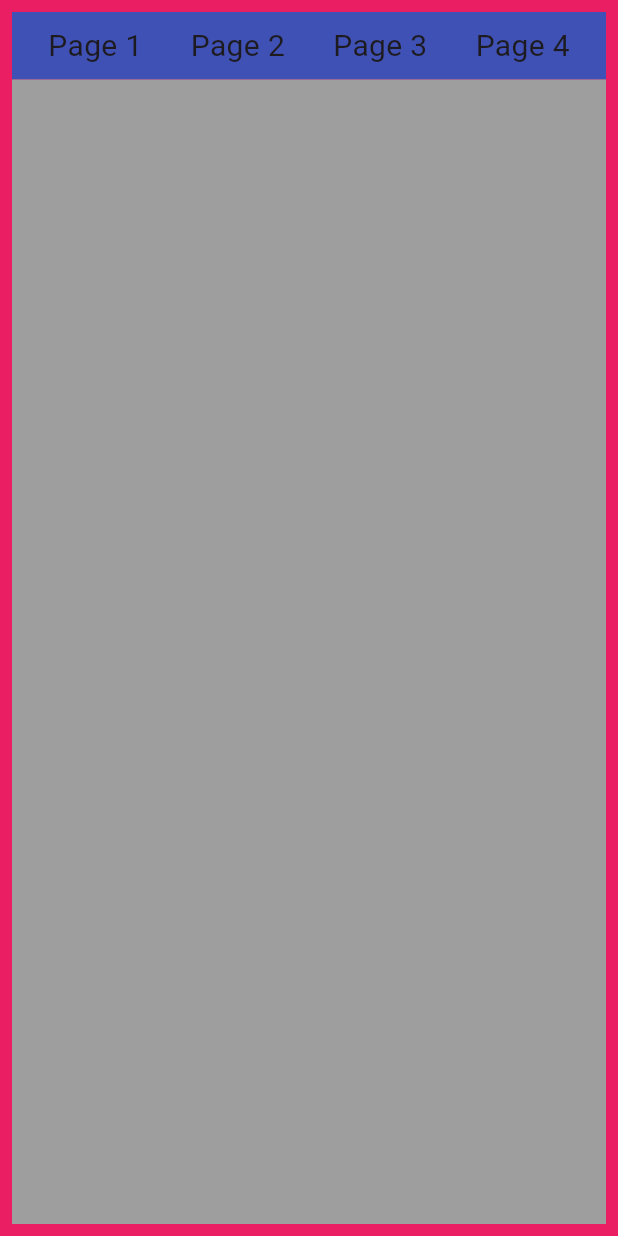
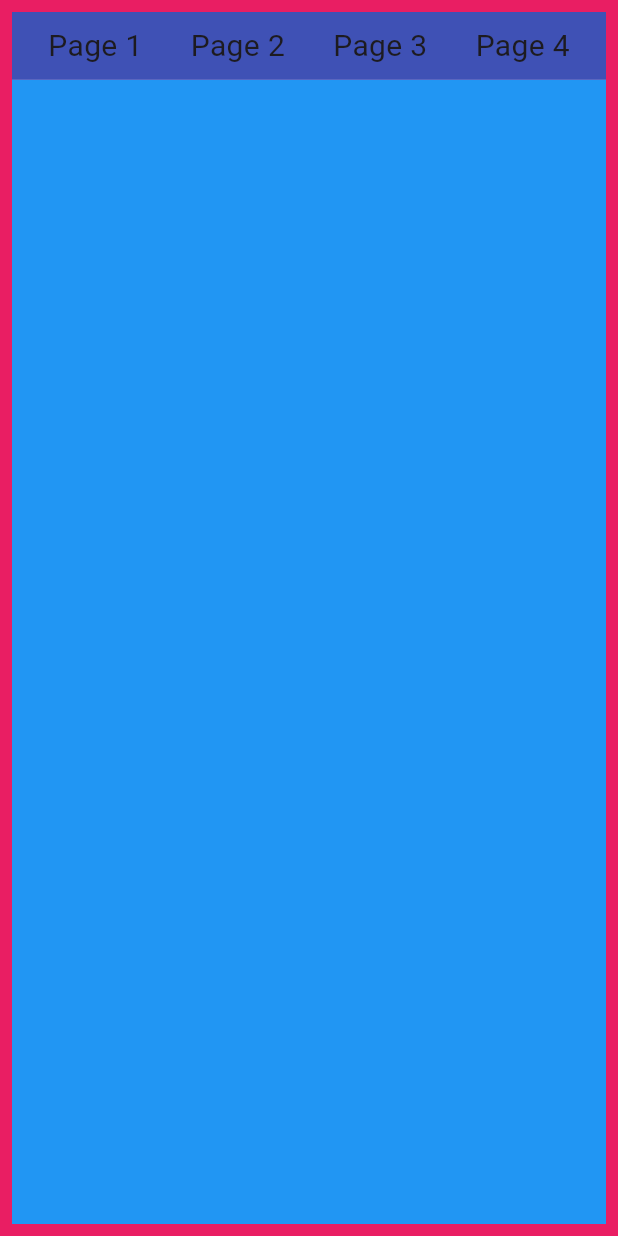
Before and after one commit to franciscoestebanfigueroa/flutter_application_web, a Flutter app: the screen it shows after launch, on a phone screen of 412 x 824 dp. Run offline on Flutter 3.47's test engine with Material 3 defaults, Android fonts, the phone set to English and light mode, and no system bars; our stand-ins replace fluro, get_it.

Commit message:
ya dibujamos solo el view

```diff
--- a/lib/main.dart
+++ b/lib/main.dart
@@ -1,6 +1,7 @@
 import 'package:flutter/material.dart';
 import 'package:flutter_application_web/locator.dart';
 import 'package:flutter_application_web/nevigator_service.dart';
+import 'package:flutter_application_web/pages/home.dart';
 import 'package:flutter_application_web/router/handler_router.dart';
 
 void main() {
@@ -25,12 +26,12 @@ class _MyAppState extends State<MyApp> {
   @override
   Widget build(BuildContext context) {
     return MaterialApp(
-      initialRoute: "/home",
+      initialRoute: "/viewdos",
       onGenerateRoute: (settings) => FlutterRouter.router.generator(settings),
       navigatorKey: locator<NavigationService>()
           .navegarKey, //busca una instancia de tipo navigationservive
       builder: (context, child) {
-        return child ?? Container();
+        return Home(child: child ?? Container());
       },
     );
   }
--- a/lib/pages/home.dart
+++ b/lib/pages/home.dart
@@ -15,7 +15,7 @@ class Home extends StatelessWidget {
   Widget build(BuildContext context) {
     return Scaffold(
       body: Container(
-        width: double.infinity,
+        width:double.infinity,
         height: double.infinity,
         color: Colors.pink,
         child: Padding(
@@ -27,13 +27,13 @@ class Home extends StatelessWidget {
                     ? Column(
                         children: [
                           Menu(),
-                          child,
+                          Expanded(child: child),
                         ],
                       )
                     : Row(
                         children: [
                           Menu(),
-                          child,
+                          Expanded(child: child),
                         ],
                       );
               },
--- a/lib/router/handler_router.dart
+++ b/lib/router/handler_router.dart
@@ -3,18 +3,17 @@ import 'package:flutter_application_web/pages/home.dart';
 
 import 'package:flutter_application_web/view/view_1.dart';
 import 'package:flutter_application_web/view/view_2.dart';
+import 'package:flutter_application_web/view/view_4.dart';
 
 final Handler handlerUno = Handler(handlerFunc: (context, parameters) {
-  return Home(
-    child: ViewUno(),
-  );
+  return  ViewUno();
 });
 
 final Handler handlerDos = Handler(handlerFunc: (context, parameters) {
-  return Home(
-    child: ViewDos(),
-  );
+  return  ViewDos();
 });
+
+
 
 class FlutterRouter {
   static final router = FluroRouter();
@@ -23,6 +22,8 @@ class FlutterRouter {
     router.define("/viewuno", handler: handlerUno);
     router.define("/viewdos", handler: handlerDos);
 
-    router.notFoundHandler = handlerUno;
+    router.notFoundHandler = Handler(handlerFunc: (context, parameters) {
+      return Home(child: ViewCuatro());
+    },);
   }
 }
--- a/lib/view/view_2.dart
+++ b/lib/view/view_2.dart
@@ -5,8 +5,10 @@ class ViewDos extends StatelessWidget {
 
   @override
   Widget build(BuildContext context) {
-    return Container(
-      color: Colors.blue,
+    return Expanded(
+      child: Container(
+        color: Colors.blue,
+      ),
     );
   }
 }
--- a/lib/view/view_3.dart
+++ b/lib/view/view_3.dart
@@ -5,8 +5,10 @@ class Viewtres extends StatelessWidget {
 
   @override
   Widget build(BuildContext context) {
-    return Container(
-      color: Colors.orange,
+    return Expanded(
+      child: Container(
+        color: Colors.orange,
+      ),
     );
   }
 }
--- a/lib/view/view_4.dart
+++ b/lib/view/view_4.dart
@@ -5,8 +5,10 @@ class ViewCuatro extends StatelessWidget {
 
   @override
   Widget build(BuildContext context) {
-    return Container(
-      color: Colors.indigo,
+    return Expanded(
+      child: Container(
+        color: Colors.indigo,
+      ),
     );
   }
 }
```
